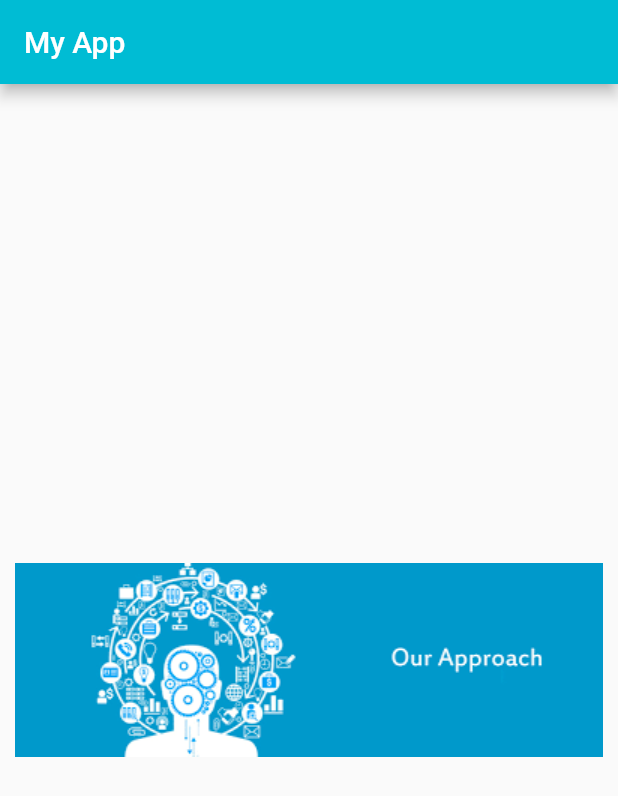
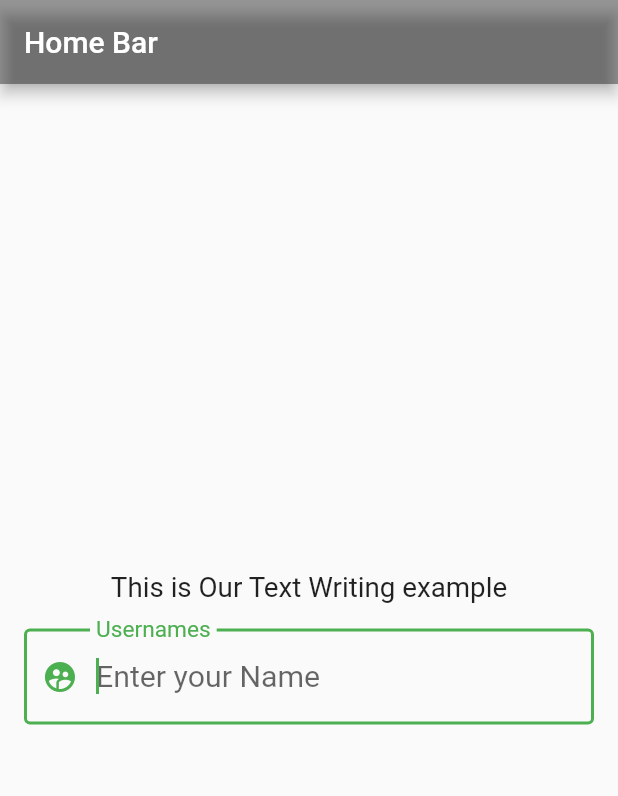
Before and after one commit to TasnuvaOshin/Flutter_Dart_Basic, a Flutter app: the screen it shows after launch, on a phone screen of 412 x 824 dp. Shown: the top 796 px of the screen. Run offline on Flutter 3.47's test engine with Material 2 defaults, Android fonts, the phone set to English and light mode, and no system bars.

Commit message:
Edit text Text Filed Work

```diff
--- a/lib/main.dart
+++ b/lib/main.dart
@@ -20,28 +20,86 @@ class myApp extends StatelessWidget {
 
          ),
 
-         home: Scaffold(
+            home: MyHome(),     //home will be stateful means can be change on run time
+
+    );
+  }
+}
+
+
+class MyHome extends StatefulWidget {
+  @override
+  _MyHomeState createState() => _MyHomeState();
+}
+
+class _MyHomeState extends State<MyHome> {
+  @override
+  Widget build(BuildContext context) {
+    return Scaffold(
+
 
            appBar: AppBar(
+          title: Text("Home Bar"),
+          backgroundColor: Colors.black38,
 
-             title: Text(
-
-               "My App",
-
-             ),
-
-             backgroundColor: Colors.cyan,
            ),
 
+
            body: Center(
-child: Image.asset('assets/images/static_img_2.png'),
 
-),
-         ),
+
+child: Column(
+
+
+
+mainAxisAlignment: MainAxisAlignment.center,
+crossAxisAlignment: CrossAxisAlignment.center,
+
+             children: <Widget>[
+
+
+               Text(
+
+                 "This is Our Text Writing example",
+                 style: TextStyle(
+                        color: Colors.black87,
+                        fontSize: 18.5,
+
+
+
+                 ),
+                 textAlign: TextAlign.center,
+               ),
+
+               Padding(
+                 padding: const EdgeInsets.all(16.0),
+                 child: TextField(
+
+                   decoration: InputDecoration(
+                        hintText: "Enter your Name",
+                        border: OutlineInputBorder(),
+                        labelText: "Usernames",
+                         prefixIcon: Icon(Icons.supervised_user_circle),
+                   ),
+                     autocorrect: true,
+                     autofocus: true,
+                     style: TextStyle(
+                     color: Colors.black87,
+                     fontSize: 20.2,
+
+                   ),
+                 ),
+               ),
 
 
 
 
+             ],
+           ),
+
+
+           )
+
     );
   }
 }
```
